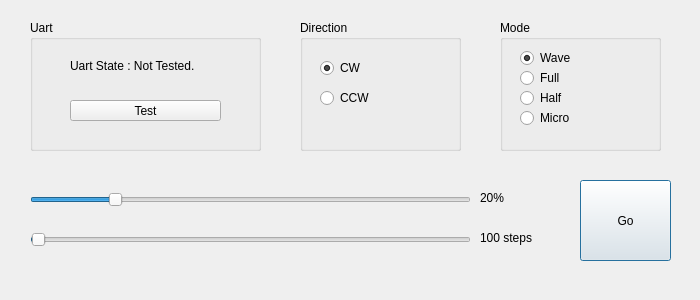
Mooophy/stepper-gui-control, file stepper_SCADA_win7/dialog.ui: the form before one commit.
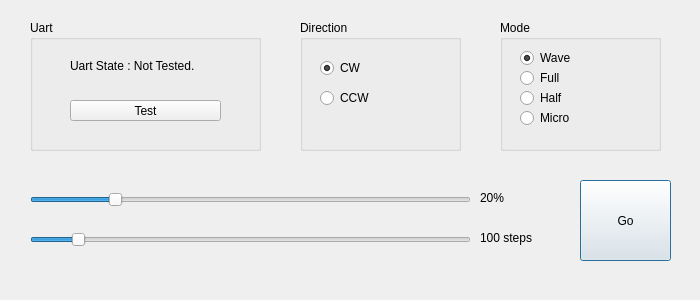
The form after the commit.

Commit message:
The first version is done  On branch win7 	modified:   stepper_SCADA_win7/dialog.cpp 	modified:   stepper_SCADA_win7/dialog.ui
bugs #1:
	128-255 will cause nonstop
	should be caused by conversion from char to unsigned .

bugs #2:
	can not stop on Scada.

The edit to the form file:
```diff
--- a/stepper_SCADA_win7/dialog.ui
+++ b/stepper_SCADA_win7/dialog.ui
@@ -195,7 +195,7 @@
     <number>5</number>
    </property>
    <property name="maximum">
-    <number>60000</number>
+    <number>1000</number>
    </property>
    <property name="value">
     <number>100</number>
```
Left out of the diff: 2 changed lines with no effect on the pictures. The commit also changes 1 other file.
